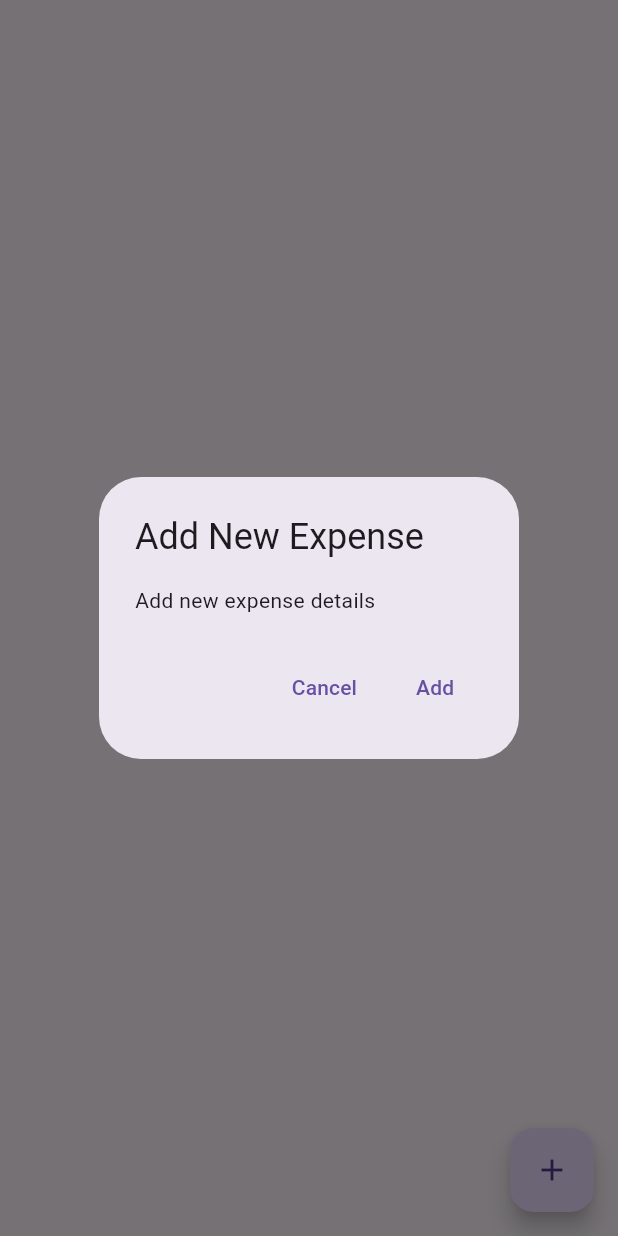
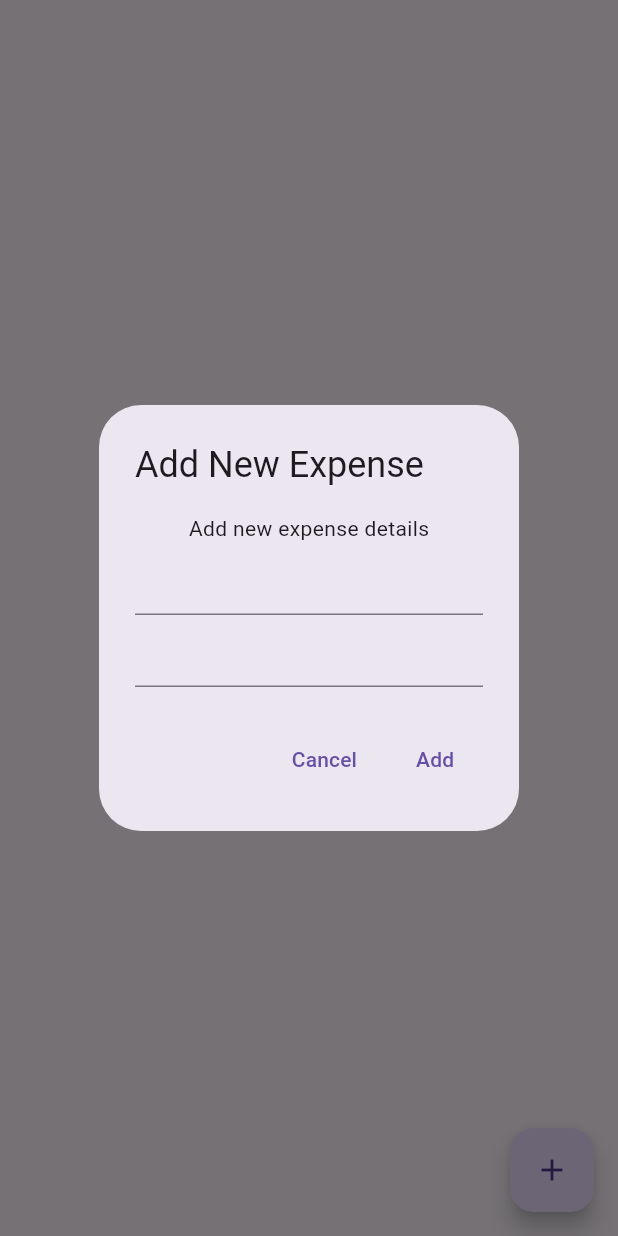
Before and after one commit to Odhi-ambo/project_money_spent, a Flutter app: the screen it shows after launch, after a tap on the "add" icon, on a phone screen of 412 x 824 dp. Run offline on Flutter 3.47's test engine with Material 3 defaults, Android fonts, the phone set to English and light mode, and no system bars; our stand-ins replace isar; accounts and stored records are empty.

Commit message:
homepage functionalities

```diff
--- a/lib/pages/home_page.dart
+++ b/lib/pages/home_page.dart
@@ -14,7 +14,14 @@ class _HomePageState extends State<HomePage> {
         context: context,
         builder: (context) => AlertDialog(
               title: Text('Add New Expense'),
-              content: Text('Add new expense details'),
+              content: Column(
+                mainAxisSize: MainAxisSize.min,
+                children: [
+                  const Text('Add new expense details'),
+                  TextField(),
+                  TextField(),
+                ],
+              ),
               actions: [
                 TextButton(
                   onPressed: () {
```
